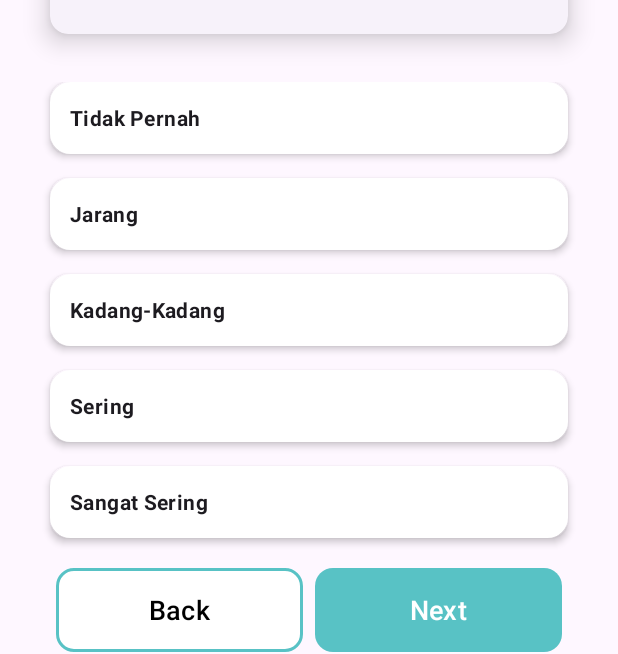
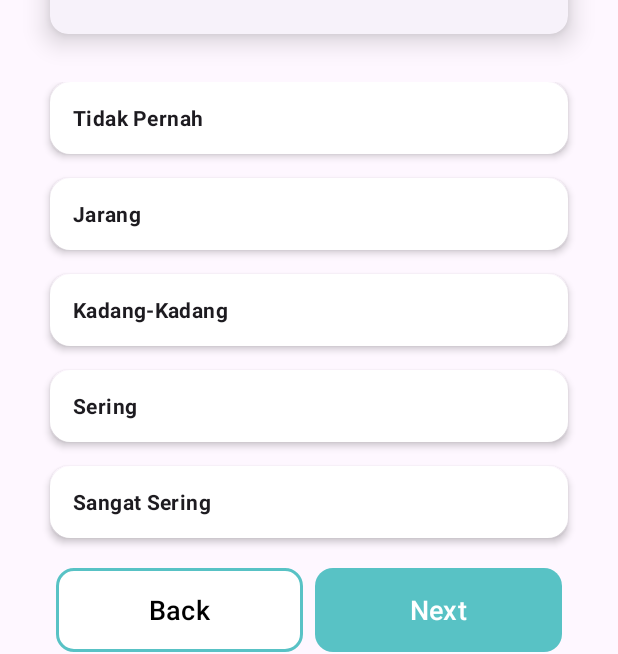
Before and after one commit to AzisSyam/ByeByeStress, an Android app: the layout activity_quiz.xml on its own in the app's theme, with its tools: preview values and no code run, on a phone screen of 412 x 824 dp. Shown: the part 454-1108 px from the top of the screen. Run offline under Robolectric (Android 15) with nearby library versions, the phone set to English and light mode, and no system bars.

Commit message:
integrasi UI Quiz dan Firebase

```diff
--- a/app/build.gradle.kts
+++ b/app/build.gradle.kts
@@ -61,4 +61,9 @@ dependencies {
 
    implementation ("de.hdodenhof:circleimageview:3.1.0")
    implementation ("com.makeramen:roundedimageview:2.3.0")
+
+   implementation ("com.google.firebase:firebase-database-ktx:20.3.0")
+
+   implementation("com.squareup.retrofit2:converter-gson:2.9.0")
+   implementation("com.squareup.okhttp3:logging-interceptor:4.11.0")
 }
--- a/app/src/main/res/layout/activity_quiz.xml
+++ b/app/src/main/res/layout/activity_quiz.xml
@@ -41,6 +41,7 @@
                     android:fontFamily="sans-serif"
                     android:textColor="@color/black"
                     android:textStyle="bold"
+                    android:padding="16dp"
                     app:layout_constraintBottom_toBottomOf="parent"
                     app:layout_constraintEnd_toEndOf="parent"
                     app:layout_constraintStart_toStartOf="parent"
@@ -69,7 +70,7 @@
                 android:fontFamily="sans-serif"
                 android:layout_marginHorizontal="33dp"
                 android:elevation="3dp"
-                android:paddingStart="14dp"
+                android:paddingStart="16dp"
                 android:textStyle="bold"
                 android:text="Tidak Pernah" />
 
@@ -84,7 +85,7 @@
                 android:button="@color/tosca_blue"
                 android:elevation="3dp"
                 android:textStyle="bold"
-                android:paddingStart="14dp"
+                android:paddingStart="16dp"
                 android:text="Jarang" />
 
             <RadioButton
@@ -98,7 +99,7 @@
                 android:button="@color/tosca_blue"
                 android:elevation="3dp"
                 android:textStyle="bold"
-                android:paddingStart="14dp"
+                android:paddingStart="16dp"
                 android:text="Kadang-Kadang" />
 
             <RadioButton
@@ -112,7 +113,7 @@
                 android:button="@color/tosca_blue"
                 android:elevation="3dp"
                 android:textStyle="bold"
-                android:paddingStart="14dp"
+                android:paddingStart="16dp"
                 android:text="Sering" />
 
             <RadioButton
@@ -124,7 +125,7 @@
                 android:background="@drawable/radio_selector"
                 android:button="@color/tosca_blue"
                 android:elevation="3dp"
-                android:paddingStart="14dp"
+                android:paddingStart="16dp"
                 android:fontFamily="sans-serif"
                 android:textStyle="bold"
                 android:text="Sangat Sering" />
--- a/app/src/main/res/values/strings.xml
+++ b/app/src/main/res/values/strings.xml
@@ -25,4 +25,5 @@
   <string name="title_recomendation">Stress Rendah</string>
   <string name="activity_image">Activity Image</string>
   <string name="recomendation_activity">Saran aktivitas</string>
+    <string name="finish">Finish</string>
 </resources>
```
Also changed, not shown: app/src/main/java/com/pkm/byebyestress/ui/stresstes/quiz/QuizActivity.kt (+21 -15 lines), app/src/main/java/com/pkm/byebyestress/ui/stresstes/quiz/QuizViewModel.kt (added, +38 -0 lines).
